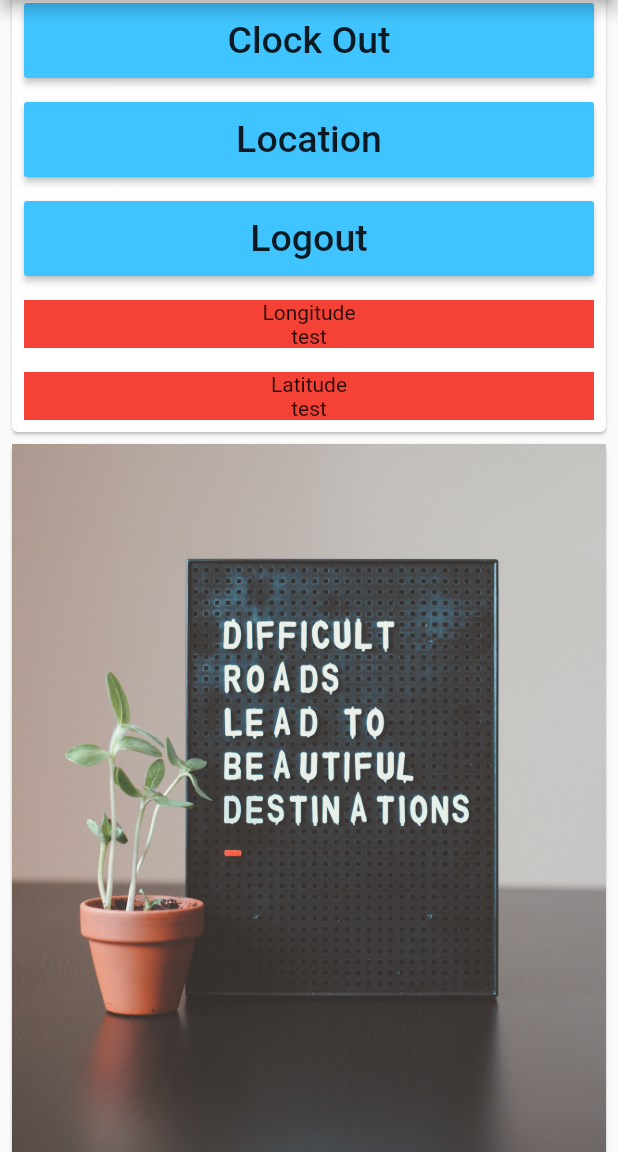
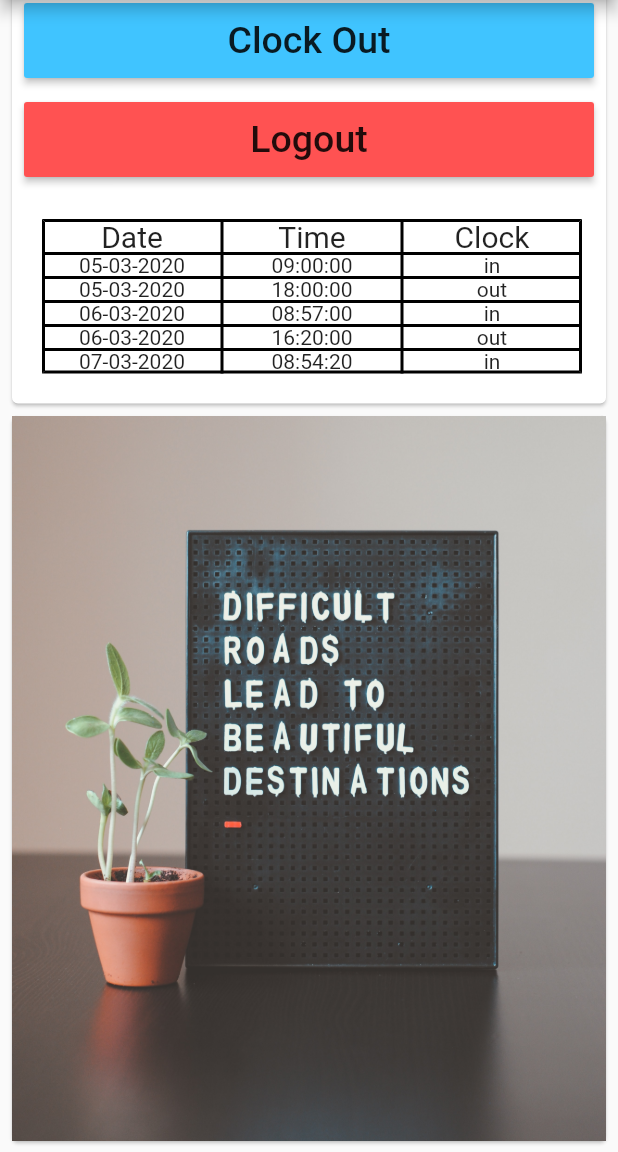
Before and after one commit to wayneyap1010/imas-mobile, a Flutter app: the HomeScreen screen opened directly, scrolled down 144 dp, on a phone screen of 412 x 824 dp, the part 84-1236 px from its top. Run offline on Flutter 3.47's test engine with Material 2 defaults, Android fonts, the phone set to English and light mode, and no system bars; our stand-ins replace flutter_spinkit, geocoding, geolocator, rflutter_alert, shared_preferences; missing offline and left inert: slide_digital_clock; accounts and stored records are empty.

Commit message:
clock in/out worked with pop up box

```diff
--- a/lib/network_utils/api.dart
+++ b/lib/network_utils/api.dart
@@ -38,10 +38,8 @@ class Network {
     data['email'] = jsonDecode(localStorage.getString('user'))['email'];
 
     var fullUrl = _url + apiUrl;
-    // print(fullUrl);
     final http.Response response = await http.post(fullUrl,
         body: jsonEncode(data), headers: _setHeaders());
-    // print(response);
 
     return response;
     // return await http.post(fullUrl,
--- a/lib/screen/home_screen.dart
+++ b/lib/screen/home_screen.dart
@@ -6,6 +6,7 @@ import 'package:shared_preferences/shared_preferences.dart';
 import 'package:slide_digital_clock/slide_digital_clock.dart';
 import 'package:geolocator/geolocator.dart';
 import 'package:imas/controller/clock_controller.dart';
+import 'package:rflutter_alert/rflutter_alert.dart';
 
 import 'login_screen.dart';
 
@@ -85,10 +86,9 @@ class _HomeScreenState extends State<HomeScreen> {
                             style: TextStyle(fontSize: 25.0),
                           ),
                           color: Colors.lightBlueAccent,
-                          onPressed: () {
-                            setState(() {
-                              ClockController().clock_in();
-                            });
+                          onPressed: () async {
+                            var status = await ClockController().clock('in');
+                            _alertBox(status['success'], status['msg']);
                           },
                         ),
                       ),
@@ -102,23 +102,9 @@ class _HomeScreenState extends State<HomeScreen> {
                             style: TextStyle(fontSize: 25.0),
                           ),
                           color: Colors.lightBlueAccent,
-                          onPressed: () {
-                            setState(() {});
-                          },
-                        ),
-                      ),
-                      Padding(
-                        padding: const EdgeInsets.all(8.0),
-                        child: MaterialButton(
-                          minWidth: double.infinity,
-                          height: 50.0,
-                          child: Text(
-                            'Location',
-                            style: TextStyle(fontSize: 25.0),
-                          ),
-                          color: Colors.lightBlueAccent,
-                          onPressed: () {
-                            getLocation();
+                          onPressed: () async {
+                            var status = await ClockController().clock('out');
+                            _alertBox(status['success'], status['msg']);
                           },
                         ),
                       ),
@@ -131,48 +117,111 @@ class _HomeScreenState extends State<HomeScreen> {
                             'Logout',
                             style: TextStyle(fontSize: 25.0),
                           ),
-                          color: Colors.lightBlueAccent,
+                          color: Colors.redAccent,
                           onPressed: () {
                             logout();
                           },
                         ),
                       ),
-                      Padding(
-                        padding: const EdgeInsets.all(8.0),
-                        child: Container(
-                          color: Colors.red,
-                          width: double.infinity,
-                          child: Column(children: <Widget>[
-                            Container(
-                              child: Text('Longitude'),
-                            ),
-                            Container(
-                              child: Text(
-                                'test',
-                                // location['longitude'].toString(),
-                                // style: TextStyle(fontSize: 30),
-                              ),
-                            ),
-                          ]),
-                        ),
-                      ),
-                      Padding(
-                        padding: const EdgeInsets.all(8.0),
-                        child: Container(
-                          color: Colors.red,
-                          width: double.infinity,
-                          child: Column(children: <Widget>[
-                            Container(
-                              child: Text('Latitude'),
-                            ),
-                            Container(
-                              child: Text(
-                                'test',
-                                // location['latitude'].toString(),
-                                // style: TextStyle(fontSize: 30),
-                              ),
-                            ),
-                          ]),
+                      // Padding(
+                      //   padding: const EdgeInsets.all(8.0),
+                      //   child: MaterialButton(
+                      //     minWidth: double.infinity,
+                      //     height: 50.0,
+                      //     child: Text(
+                      //       'Location',
+                      //       style: TextStyle(fontSize: 25.0),
+                      //     ),
+                      //     color: Colors.lightBlueAccent,
+                      //     onPressed: () {
+                      //       getLocation();
+                      //     },
+                      //   ),
+                      // ),
+                      // Padding(
+                      //   padding: const EdgeInsets.all(8.0),
+                      //   child: Container(
+                      //     color: Colors.red,
+                      //     width: double.infinity,
+                      //     child: Column(children: <Widget>[
+                      //       Container(
+                      //         child: Text('Longitude'),
+                      //       ),
+                      //       Container(
+                      //         child: Text(
+                      //           'test',
+                      //           // location['longitude'].toString(),
+                      //           // style: TextStyle(fontSize: 30),
+                      //         ),
+                      //       ),
+                      //     ]),
+                      //   ),
+                      // ),
+                      // Padding(
+                      //   padding: const EdgeInsets.all(8.0),
+                      //   child: Container(
+                      //     color: Colors.red,
+                      //     width: double.infinity,
+                      //     child: Column(children: <Widget>[
+                      //       Container(
+                      //         child: Text('Latitude'),
+                      //       ),
+                      //       Container(
+                      //         child: Text(
+                      //           'test',
+                      //           // location['latitude'].toString(),
+                      //           // style: TextStyle(fontSize: 30),
+                      //         ),
+                      //       ),
+                      //     ]),
+                      //   ),
+                      // ),
+                      Container(
+                        margin: EdgeInsets.all(20),
+                        child: Table(
+                          defaultColumnWidth: FixedColumnWidth(120.0),
+                          border: TableBorder.all(
+                              color: Colors.black,
+                              style: BorderStyle.solid,
+                              width: 2),
+                          children: [
+                            TableRow(children: [
+                              Column(children: [
+                                Text('Date', style: TextStyle(fontSize: 20.0))
+                              ]),
+                              Column(children: [
+                                Text('Time', style: TextStyle(fontSize: 20.0))
+                              ]),
+                              Column(children: [
+                                Text('Clock', style: TextStyle(fontSize: 20.0))
+                              ]),
+                            ]),
+                            TableRow(children: [
+                              Column(children: [Text('05-03-2020')]),
+                              Column(children: [Text('09:00:00')]),
+                              Column(children: [Text('in')]),
+                            ]),
+                            TableRow(children: [
+                              Column(children: [Text('05-03-2020')]),
+                              Column(children: [Text('18:00:00')]),
+                              Column(children: [Text('out')]),
+                            ]),
+                            TableRow(children: [
+                              Column(children: [Text('06-03-2020')]),
+                              Column(children: [Text('08:57:00')]),
+                              Column(children: [Text('in')]),
+                            ]),
+                            TableRow(children: [
+                              Column(children: [Text('06-03-2020')]),
+                              Column(children: [Text('16:20:00')]),
+                              Column(children: [Text('out')]),
+                            ]),
+                            TableRow(children: [
+                              Column(children: [Text('07-03-2020')]),
+                              Column(children: [Text('08:54:20')]),
+                              Column(children: [Text('in')]),
+                            ]),
+                          ],
                         ),
                       ),
                     ],
@@ -210,4 +259,25 @@ class _HomeScreenState extends State<HomeScreen> {
           context, MaterialPageRoute(builder: (context) => LoginScreen()));
     }
   }
+
+  _alertBox(success, msg) {
+    return Alert(
+      context: context,
+      type: success == true ? AlertType.success : AlertType.error,
+      title: msg,
+      buttons: [
+        DialogButton(
+          child: Text(
+            "Okay",
+            style: TextStyle(
+              color: Colors.white,
+              fontSize: 20,
+            ),
+          ),
+          onPressed: () => Navigator.pop(context),
+          width: 120,
+        )
+      ],
+    ).show();
+  }
 }
--- a/pubspec.yaml
+++ b/pubspec.yaml
@@ -27,9 +27,11 @@ dependencies:
   cupertino_icons: ^0.1.3
   http: ^0.12.2
   slide_digital_clock: ^1.0.0
-  geolocator: ^6.1.1
   shared_preferences: ^0.5.12+4
   flutter_spinkit: ^5.0.0
+  geolocator: ^6.1.1
+  geocoding: ^1.0.5
+  rflutter_alert: ^1.1.0
 
 dev_dependencies:
   flutter_test:
```
Also changed, not shown: lib/controller/clock_controller.dart (+28 -32 lines), pubspec.lock.
